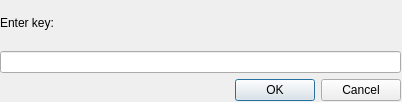
Old version of the form ui/channel_key.ui in the repository gitter-badger/simplechatclient.
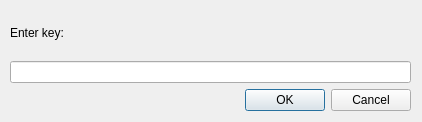
New version of the form. Icons and pictures are not drawn.

Diff of the .ui file:
```diff
--- a/ui/channel_key.ui
+++ b/ui/channel_key.ui
@@ -6,20 +6,20 @@
    <rect>
     <x>0</x>
     <y>0</y>
-    <width>402</width>
-    <height>102</height>
+    <width>422</width>
+    <height>122</height>
    </rect>
   </property>
   <property name="minimumSize">
    <size>
-    <width>402</width>
-    <height>102</height>
+    <width>422</width>
+    <height>122</height>
    </size>
   </property>
   <property name="maximumSize">
    <size>
-    <width>402</width>
-    <height>102</height>
+    <width>422</width>
+    <height>122</height>
    </size>
   </property>
   <property name="windowTitle">
@@ -32,8 +32,8 @@
   <widget class="QWidget" name="verticalLayoutWidget">
    <property name="geometry">
     <rect>
-     <x>0</x>
-     <y>0</y>
+     <x>10</x>
+     <y>10</y>
      <width>401</width>
      <height>101</height>
     </rect>
```
